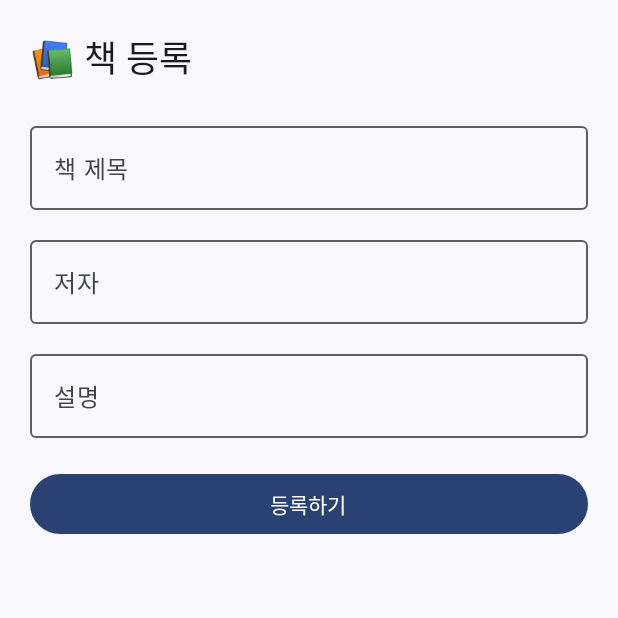
After one commit to boyoung05/object-project, an Android app built with Jetpack Compose: the composable UploadBookScreen shown on its own in the app's theme, on a phone screen of 412 x 824 dp, the top half of it. The commit adds this screen. Run offline under Robolectric (Android 15) with nearby library versions, the phone set to English and light mode, and no system bars.

Commit message:
Fix: remove nested git folder & add my new features

```diff
--- /dev/null
+++ b/app/src/main/java/com/example/book/Screens/mypage/UploadBookScreen.kt
@@ -0,0 +1,75 @@
+package com.example.book.Screens.mypage
+
+import androidx.compose.foundation.layout.*
+import androidx.compose.material3.*
+import androidx.compose.runtime.*
+import androidx.compose.ui.Modifier
+import androidx.compose.ui.unit.dp
+import androidx.navigation.NavController
+import com.example.book.model.Book
+import java.util.UUID
+
+@Composable
+fun UploadBookScreen(navController: NavController) {
+
+    var title by remember { mutableStateOf("") }
+    var author by remember { mutableStateOf("") }
+    var description by remember { mutableStateOf("") }
+
+    Column(
+        modifier = Modifier
+            .fillMaxSize()
+            .padding(20.dp)
+    ) {
+
+        Text(text = "📚 책 등록", style = MaterialTheme.typography.headlineSmall)
+        Spacer(modifier = Modifier.height(20.dp))
+
+        OutlinedTextField(
+            value = title,
+            onValueChange = { title = it },
+            label = { Text("책 제목") },
+            modifier = Modifier.fillMaxWidth()
+        )
+
+        Spacer(modifier = Modifier.height(12.dp))
+
+        OutlinedTextField(
+            value = author,
+            onValueChange = { author = it },
+            label = { Text("저자") },
+            modifier = Modifier.fillMaxWidth()
+        )
+
+        Spacer(modifier = Modifier.height(12.dp))
+
+        OutlinedTextField(
+            value = description,
+            onValueChange = { description = it },
+            label = { Text("설명") },
+            modifier = Modifier.fillMaxWidth(),
+            maxLines = 4
+        )
+
+        Spacer(modifier = Modifier.height(20.dp))
+
+        Button(
+            modifier = Modifier.fillMaxWidth(),
+            onClick = {
+                // 임시 등록
+                val newBook = Book(
+                    id = UUID.randomUUID().toString(),
+                    title = title,
+                    author = author,
+                    description = description
+                )
+
+                // TODO: 나중에 Firebase 업로드 기능 추가 가능
+
+                navController.popBackStack() // 뒤로가기
+            }
+        ) {
+            Text("등록하기")
+        }
+    }
+}
```
Also changed, not shown: app/src/main/java/com/example/book/Screens/mypage/ExchangeCountScreen.kt (added, +52 -0 lines), app/src/main/java/com/example/book/Screens/mypage/MyPageScreen.kt (+57 -25 lines), app/src/main/java/com/example/book/Screens/mypage/TradeListScreen.kt (added, +85 -0 lines), app/src/main/java/com/example/book/model/Book.kt (added, +10 -0 lines), app/src/main/java/com/example/book/navigation/AppNavHost.kt (+7 -0 lines), app/src/main/java/com/example/book/navigation/BottomNavHost.kt (+22 -7 lines), 1 other file.
